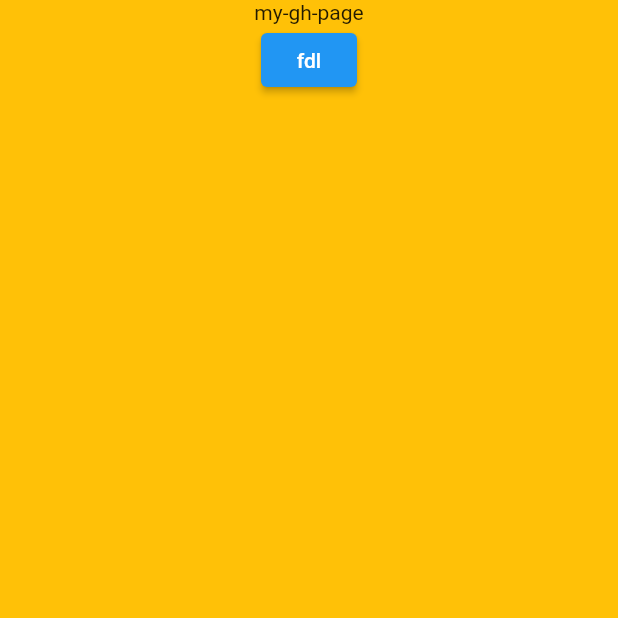
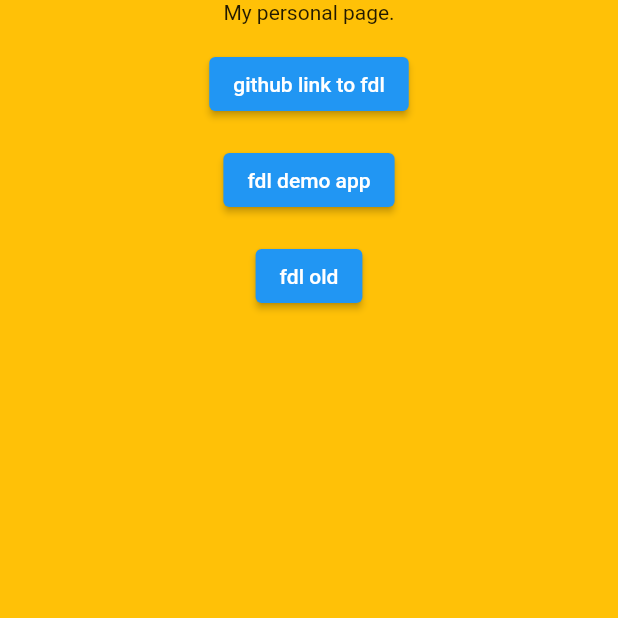
Before and after one commit to Arokip/Arokip.github.io, a Flutter app: the screen it shows after launch, on a phone screen of 412 x 824 dp, the top half of it. Run offline on Flutter 3.47's test engine with Material 2 defaults, Android fonts, the phone set to English and light mode, and no system bars.

Commit message:
add urls

```diff
--- a/lib/main.dart
+++ b/lib/main.dart
@@ -1,38 +1,57 @@
 import 'package:flutter/material.dart';
+import 'package:url_launcher/url_launcher.dart';
 
 void main() {
   runApp(MyPage());
 }
 
 class MyPage extends StatelessWidget {
+  _launchURL(String url) async {
+    if (await canLaunch(url)) {
+      await launch(url);
+    } else {
+      throw 'Could not launch $url';
+    }
+  }
+
   @override
   Widget build(BuildContext context) {
     return MaterialApp(
-      initialRoute: '/',
-      routes: {
-        '/': (context) {
-          return Scaffold(
+      home: Scaffold(
         body: SafeArea(
           child: Container(
             color: Colors.amber,
             child: Center(
               child: Column(
                 children: [
-                      Text('my-gh-page'),
+                  Text('My personal page.'),
+                  SizedBox(height: 16),
                   ElevatedButton(
+                    child: Text('github link to fdl'),
                     onPressed: () {
-                          Navigator.pushNamed(context, '/fdl');
+                      _launchURL('https://github.com/Arokip/fdl');
                     },
-                        child: Text('fdl'),
-                      )
+                  ),
+                  SizedBox(height: 16),
+                  ElevatedButton(
+                    child: Text('fdl demo app'),
+                    onPressed: () {
+                      _launchURL('https://arokip.github.io/fdl_demo_app');
+                    },
+                  ),
+                  SizedBox(height: 16),
+                  ElevatedButton(
+                    child: Text('fdl old'),
+                    onPressed: () {
+                      _launchURL('https://arokip.github.io/fdl_old');
+                    },
+                  ),
                 ],
               ),
             ),
           ),
         ),
-          );
-        },
-      },
+      ),
     );
   }
 }
--- a/pubspec.yaml
+++ b/pubspec.yaml
@@ -23,6 +23,7 @@
 dependencies:
   flutter:
     sdk: flutter
+  url_launcher: ^6.0.3
 
 
   # The following adds the Cupertino Icons font to your application.
```
Also changed, not shown: pubspec.lock, 2 other files. Lines whose indentation alone changed are shown as unchanged.
